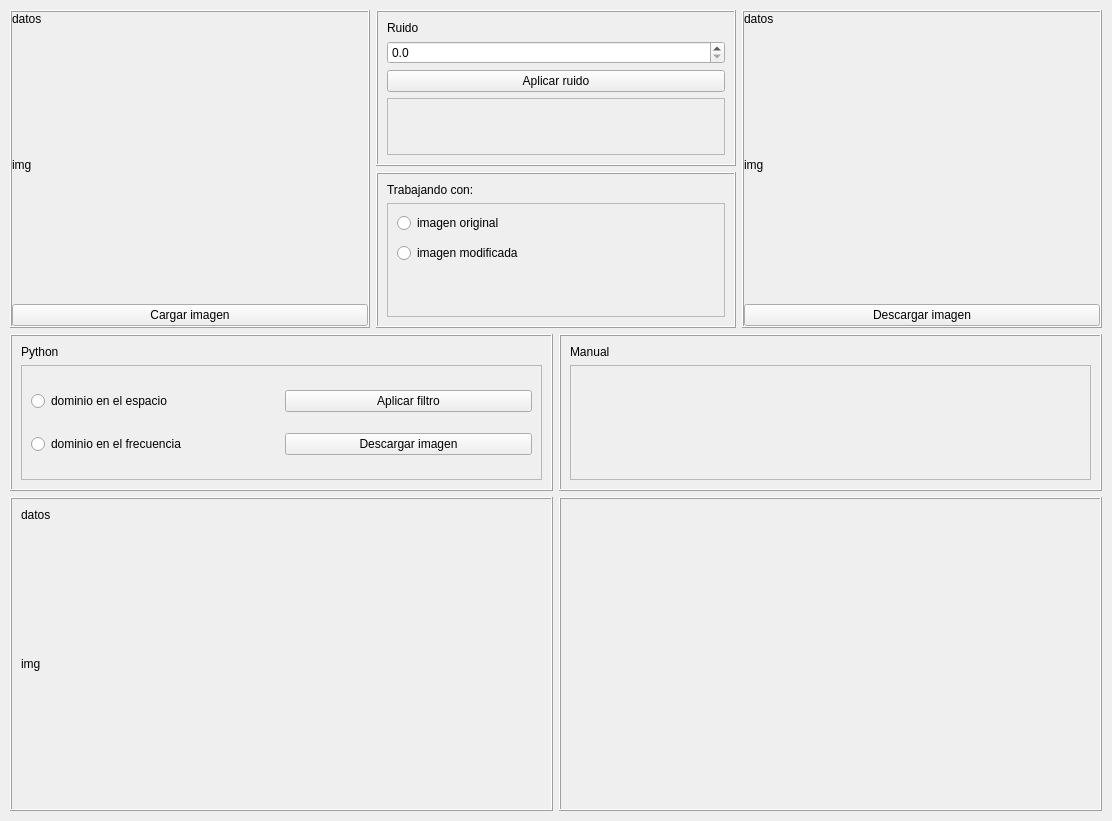
Qt form gui.ui (leninrkb/reduccion-de-ruido-con-python) before a commit.
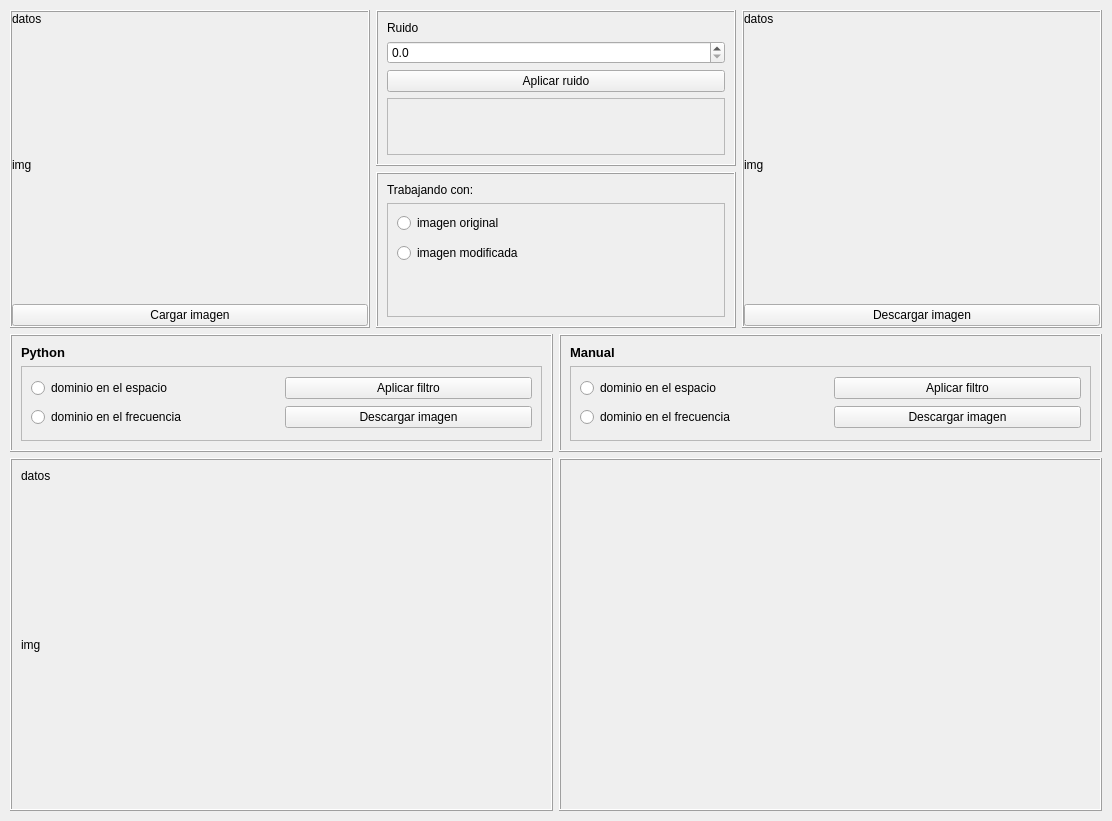
The same form after that commit.

The edit to the form file:
```diff
--- a/gui.ui
+++ b/gui.ui
@@ -298,7 +298,7 @@
          <property name="frameShadow">
           <enum>QFrame::Raised</enum>
          </property>
-         <layout class="QVBoxLayout" name="verticalLayout_7" stretch="1,2">
+         <layout class="QVBoxLayout" name="verticalLayout_7" stretch="1,3">
           <property name="leftMargin">
            <number>0</number>
           </property>
@@ -322,9 +322,19 @@
             <layout class="QVBoxLayout" name="verticalLayout_9" stretch="0,1">
              <item>
               <widget class="QLabel" name="label_3">
+               <property name="font">
+                <font>
+                 <pointsize>10</pointsize>
+                 <weight>75</weight>
+                 <bold>true</bold>
+                </font>
+               </property>
                <property name="text">
                 <string>Python</string>
                </property>
+               <property name="textFormat">
+                <enum>Qt::AutoText</enum>
+               </property>
               </widget>
              </item>
              <item>
@@ -337,28 +347,28 @@
                </property>
                <layout class="QGridLayout" name="gridLayout">
                 <item row="0" column="0">
-                 <widget class="QRadioButton" name="radioButton">
+                 <widget class="QRadioButton" name="radioButton_python_espacio">
                   <property name="text">
                    <string>dominio en el espacio</string>
                   </property>
                  </widget>
                 </item>
                 <item row="0" column="1">
-                 <widget class="QPushButton" name="pushButton">
+                 <widget class="QPushButton" name="pushButton_python_aplicar">
                   <property name="text">
                    <string>Aplicar filtro</string>
                   </property>
                  </widget>
                 </item>
                 <item row="1" column="0">
-                 <widget class="QRadioButton" name="radioButton_2">
+                 <widget class="QRadioButton" name="radioButton_python_frecuencia">
                   <property name="text">
                    <string>dominio en el frecuencia</string>
                   </property>
                  </widget>
                 </item>
                 <item row="1" column="1">
-                 <widget class="QPushButton" name="pushButton_2">
+                 <widget class="QPushButton" name="pushButton_python_descargar">
                   <property name="text">
                    <string>Descargar imagen</string>
                   </property>
@@ -380,14 +390,14 @@
             </property>
             <layout class="QVBoxLayout" name="verticalLayout_11" stretch="0,1">
              <item>
-              <widget class="QLabel" name="label_5">
+              <widget class="QLabel" name="label_python_datos_img">
                <property name="text">
                 <string>datos</string>
                </property>
               </widget>
              </item>
              <item>
-              <widget class="QLabel" name="label_6">
+              <widget class="QLabel" name="label_python_img">
                <property name="text">
                 <string>img</string>
                </property>
@@ -407,7 +417,7 @@
          <property name="frameShadow">
           <enum>QFrame::Raised</enum>
          </property>
-         <layout class="QVBoxLayout" name="verticalLayout_8" stretch="1,2">
+         <layout class="QVBoxLayout" name="verticalLayout_8" stretch="1,3">
           <property name="leftMargin">
            <number>0</number>
           </property>
@@ -431,6 +441,13 @@
             <layout class="QVBoxLayout" name="verticalLayout_10" stretch="0,1">
              <item>
               <widget class="QLabel" name="label_4">
+               <property name="font">
+                <font>
+                 <pointsize>10</pointsize>
+                 <weight>75</weight>
+                 <bold>true</bold>
+                </font>
+               </property>
                <property name="text">
                 <string>Manual</string>
                </property>
@@ -444,6 +461,36 @@
                <property name="frameShadow">
                 <enum>QFrame::Raised</enum>
                </property>
+               <layout class="QGridLayout" name="gridLayout_2">
+                <item row="0" column="0">
+                 <widget class="QRadioButton" name="radioButton_python_espacio_2">
+                  <property name="text">
+                   <string>dominio en el espacio</string>
+                  </property>
+                 </widget>
+                </item>
+                <item row="0" column="1">
+                 <widget class="QPushButton" name="pushButton_python_aplicar_2">
+                  <property name="text">
+                   <string>Aplicar filtro</string>
+                  </property>
+                 </widget>
+                </item>
+                <item row="1" column="0">
+                 <widget class="QRadioButton" name="radioButton_python_frecuencia_2">
+                  <property name="text">
+                   <string>dominio en el frecuencia</string>
+                  </property>
+                 </widget>
+                </item>
+                <item row="1" column="1">
+                 <widget class="QPushButton" name="pushButton">
+                  <property name="text">
+                   <string>Descargar imagen</string>
+                  </property>
+                 </widget>
+                </item>
+               </layout>
               </widget>
              </item>
             </layout>
```
